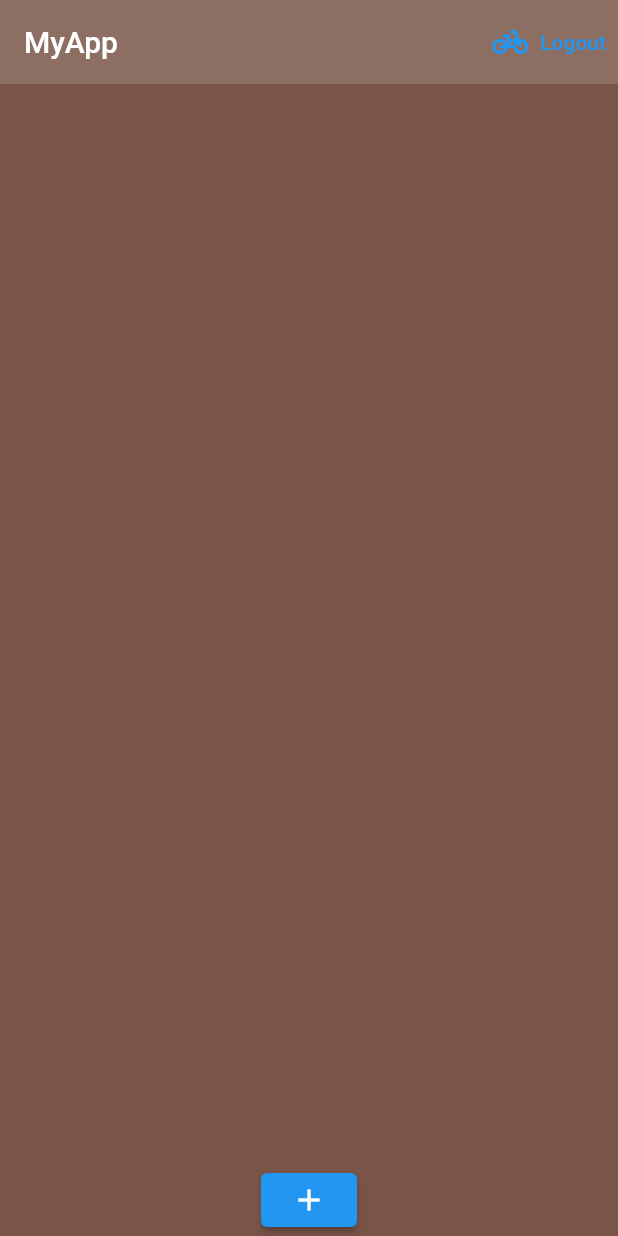
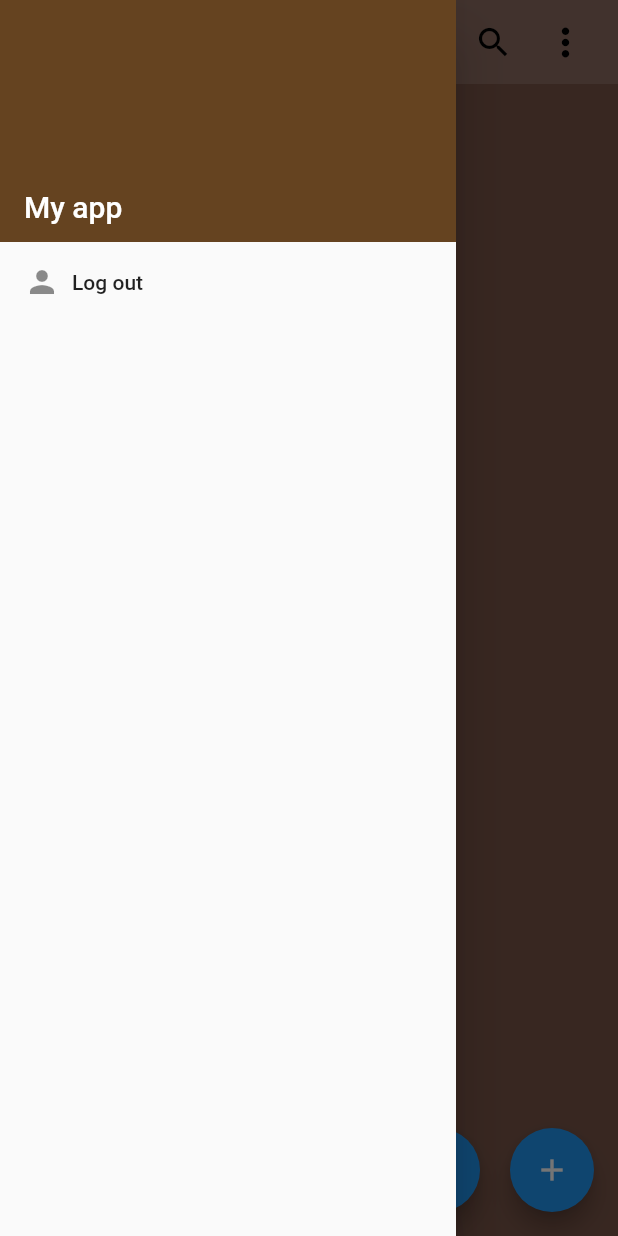
Before and after one commit to Misanea777/FlutterApp, a Flutter app: the screen it shows once a user with an empty profile is signed in, with the side drawer open (before the commit the screen has no drawer), on a phone screen of 412 x 824 dp. Run offline on Flutter 3.47's test engine with Material 2 defaults, Android fonts, the phone set to English and light mode, and no system bars; drawn by our look-alikes of firebase_database; our stand-ins replace firebase_auth, firebase_core, firebase_messaging, font_awesome_flutter, get_it, google_sign_in and 1 more; missing offline and left inert: dart:ffi, flutter_facebook_auth, twitter_login; accounts and stored records are empty.

Commit message:
ui improvement

```diff
--- a/lib/main.dart
+++ b/lib/main.dart
@@ -88,6 +88,7 @@ class _MyAppState extends State<MyApp> {
       value: AuthService().user,
       initialData: null,
       child: MaterialApp(
+        debugShowCheckedModeBanner: false,
         home: Wrapper(_notification),
       ),
     );
--- a/lib/models/user.dart
+++ b/lib/models/user.dart
@@ -1,5 +1,6 @@
 class CustomUser {
   final String uid;
+  final String? displayName;
   final bool isNewUser;
-  CustomUser({required this.uid, required this.isNewUser,});
+  CustomUser({required this.uid, required this.isNewUser,this.displayName});
 }
--- a/lib/screens/home/home.dart
+++ b/lib/screens/home/home.dart
@@ -2,63 +2,136 @@ import 'package:firebase_auth/firebase_auth.dart';
 import 'package:firebase_database/ui/firebase_animated_list.dart';
 import 'package:firebase_messaging/firebase_messaging.dart';
 import 'package:flutter/material.dart';
+import 'package:flutter/painting.dart';
+import 'package:flutter/rendering.dart';
 import 'package:my_app/data/user_dao.dart';
 import 'package:my_app/di/injection_container.dart';
 import 'package:my_app/models/note.dart';
 import 'package:my_app/models/notification.dart';
+import 'package:my_app/screens/menus/drawer.dart';
 import 'package:my_app/services/auth_service.dart';
 
 import 'note_create.dart';
 
 
-class Home extends StatelessWidget {
+class Home extends StatefulWidget {
   PushNotification _notification;
   Home(PushNotification this._notification);
-  final AuthService _auth = sl.get<AuthService>();
+
+  @override
+  State<Home> createState() => _HomeState();
+}
+
+class _HomeState extends State<Home> {
   final UserDao _dao = sl.get<UserDao>();
+  final ScrollController _controller = ScrollController(keepScrollOffset: false);
+
+  bool _isScrollDownButtonVisible = true;
+
+  void _scrollDown() {
+    _controller.jumpTo(_controller.position.maxScrollExtent);
+  }
+
+  void _toggleButtonVisible() => setState(() {_isScrollDownButtonVisible = !_isScrollDownButtonVisible;});
+
+
+  @override
+  void initState() {
+    super.initState();
+    _controller.addListener(() {
+      (_controller.position.atEdge && _controller.position.pixels != 0) ?
+        _toggleButtonVisible() : !_isScrollDownButtonVisible ? _toggleButtonVisible()  : null;
+
+    });
+  }
 
 
   @override
   Widget build(BuildContext context) {
     return Scaffold(
+      floatingActionButton: Row(
+        mainAxisAlignment: MainAxisAlignment.end,
+        children: [
+          Visibility(
+            visible: _isScrollDownButtonVisible,
+            child: FloatingActionButton(
+              heroTag: 'scrollDonwBtn',
+              child: const Icon(Icons.arrow_downward_rounded),
+              onPressed: () => _scrollDown(),
+            ),
+          ),
+          const SizedBox(width: 20),
+          FloatingActionButton(
+            heroTag: 'createBtn',
+            child: Icon(Icons.add),
+            onPressed: () {
+              Navigator.push(
+                  context,
+                  MaterialPageRoute(builder: (context) => CreateNote())
+              );
+            },
+          ),
+        ],
+      ),
+      drawer: AppDrawer(),
       backgroundColor: Colors.brown,
       appBar: AppBar(
-        title: Text('MyApp'),
+        actionsIconTheme: const IconThemeData(
+            size: 30.0,
+            color: Colors.black,
+            opacity: 10.0
+        ),
+        title: Text('Notes'),
         backgroundColor: Colors.brown[400],
         elevation: 0.0,
         actions: [
-          TextButton.icon(
-              onPressed: () async {
-                _auth.singOut();
-              },
-              icon: Icon(Icons.pedal_bike),
-              label: Text('Logout')
-          )
+          Padding(
+              padding: EdgeInsets.only(right: 20.0),
+              child: GestureDetector(
+                onTap: () {},
+                child: const Icon(
+                  Icons.search,
+                  size: 26.0,
+                ),
+              )
+          ),
+          Padding(
+              padding: const EdgeInsets.only(right: 20.0),
+              child: GestureDetector(
+                onTap: () {},
+                child: const Icon(
+                    Icons.more_vert
+                ),
+              )
+          ),
         ],
       ),
       body: Column(
         children: [
           Flexible(
             child: FirebaseAnimatedList(
+              controller: _controller,
               query: _dao.getNotesRef(),
               itemBuilder: (context, snapshot, animation, index) {
                 final json = snapshot.value as Map<dynamic, dynamic>;
                 final note = Note.fromJson(json);
                 return ListTile(
-                  title: Text(note.title),
-                  subtitle: Text(note.text),
+                  title: Text(
+                      note.title,
+                      style: const TextStyle(
+                        fontWeight: FontWeight.w500,
+                        fontSize: 20.0,
+                      ),
+                  ),
+                  subtitle: Text(
+                      note.text,
+                    style: const TextStyle(
+                      fontSize: 15.0,
+                    ),
+                  ),
                 );
               },
             ),
-          ),
-          ElevatedButton(
-              onPressed: () {
-                Navigator.push(
-                context,
-                MaterialPageRoute(builder: (context) => CreateNote())
-                );
-              },
-              child: Icon(Icons.add),
           ),
         ],
       ),
--- a/lib/screens/home/note_create.dart
+++ b/lib/screens/home/note_create.dart
@@ -48,6 +48,10 @@ class _CreateNoteState extends State<CreateNote> {
                 ),
                 const SizedBox(height: 20.0,),
                 TextFormField(
+                  keyboardType: TextInputType.multiline,
+                  minLines: 1,
+                  maxLines: 5,
+                  maxLength: 500,
                   decoration: const InputDecoration(labelText: 'Text'),
                   validator: (val) => null,
                   onChanged: (val) {
--- /dev/null
+++ b/lib/screens/menus/drawer.dart
@@ -0,0 +1,73 @@
+import 'package:flutter/cupertino.dart';
+import 'package:flutter/material.dart';
+import 'package:my_app/di/injection_container.dart';
+import 'package:my_app/services/auth_service.dart';
+
+class AppDrawer extends StatelessWidget {
+  AppDrawer({Key? key}) : super(key: key);
+  final AuthService _auth = sl.get<AuthService>();
+
+  @override
+  Widget build(BuildContext context) {
+    return Drawer(
+      child: ListView(
+        padding: EdgeInsets.zero,
+        children: [
+          _createHeader(),
+          _createDrawerItem(
+              icon: Icons.person,
+              text: 'Log out',
+              subtitle: _auth.getCurrentUser().displayName ?? _auth.getCurrentUser().email!,
+              onTap: ()=>  _auth.singOut()
+          ),
+
+        ],
+      ),
+    );
+  }
+
+  Widget _createHeader() {
+    return  DrawerHeader(
+      margin: EdgeInsets.zero,
+      padding: EdgeInsets.zero,
+      decoration: const BoxDecoration(
+        image: DecorationImage(
+          fit: BoxFit.fill,
+          image: AssetImage('assets/images/background.jpg'),
+        )
+      ),
+      child: Stack(children: const [
+        Positioned(
+          bottom: 12.0,
+          left: 16.0,
+          child: Text(
+            'My app',
+            style: TextStyle(
+              color: Colors.white,
+              fontSize: 20.0,
+              fontWeight: FontWeight.w500,
+            ),
+          ),
+        )
+      ],),
+    );
+  }
+
+  Widget _createDrawerItem(
+        {required IconData icon,  required String text,  required GestureTapCallback onTap, String? subtitle}
+      ) {
+    return ListTile(
+      title: Row(
+        children: [
+          Icon(icon),
+          Padding(
+            padding: EdgeInsets.only(left: 8.0),
+              child: Text(text),
+          )
+        ],
+      ),
+      onTap: onTap,
+      subtitle: Text(subtitle ?? ''),
+    );
+  }
+}
--- a/lib/services/auth_service.dart
+++ b/lib/services/auth_service.dart
@@ -16,6 +16,7 @@ class AuthService {
     return user != null ? CustomUser(
         uid: user.uid,
         isNewUser: isNewUser,
+        displayName: user.displayName,
       )
       : null;
   }
```
Also changed, not shown: pubspec.yaml (+4 -59 lines), assets/images/background.jpg (added).
